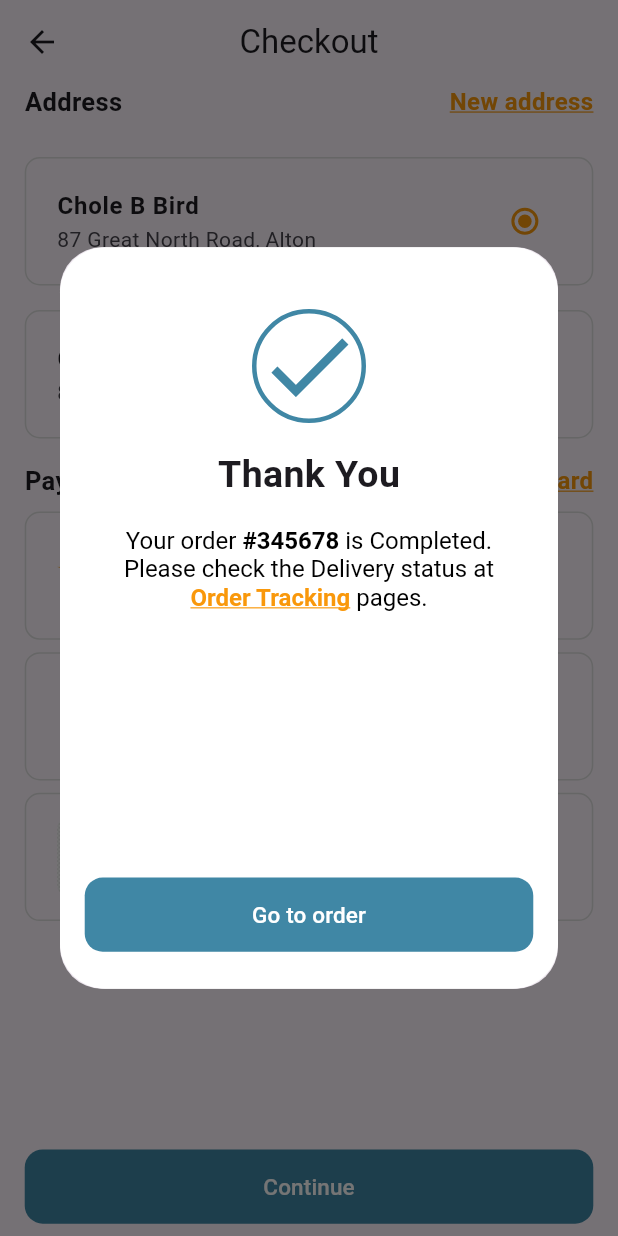
After one commit to vaseemva/e-commerce-ui, a Flutter app: the CheckoutScreen screen opened directly, after a tap on "Continue", on a phone screen of 412 x 824 dp. The commit adds this screen. Run offline on Flutter 3.47's test engine with Material 2 defaults, Android fonts, the phone set to English and light mode, and no system bars.

Commit message:
checkout screen completed

```diff
--- a/lib/screens/cart_screen.dart
+++ b/lib/screens/cart_screen.dart
@@ -39,6 +39,8 @@ class CartScreen extends StatelessWidget {
                   .copyWith(bottomLeft: Radius.zero, bottomRight: Radius.zero)),
           child: Column(
             children: [
+
+              Container(height: 0.6  .h(context),width: 30 .w(context),color: Color(0xff9e9e9e),),
               const Row(
                 mainAxisAlignment: MainAxisAlignment.spaceBetween,
                 children: [
--- /dev/null
+++ b/lib/screens/checkout_screen.dart
@@ -0,0 +1,233 @@
+import 'package:ecommerce_ui_akratech/utils/colors.dart';
+import 'package:ecommerce_ui_akratech/utils/responsive_sizer.dart';
+import 'package:ecommerce_ui_akratech/widgets/custom_dialogue.dart';
+import 'package:ecommerce_ui_akratech/widgets/custom_radio_listtiel.dart';
+import 'package:flutter/gestures.dart';
+import 'package:flutter/material.dart';
+
+class CheckoutScreen extends StatefulWidget {
+  const CheckoutScreen({Key? key}) : super(key: key);
+
+  @override
+  State<CheckoutScreen> createState() => _CheckoutScreenState();
+}
+
+class _CheckoutScreenState extends State<CheckoutScreen> {
+  int radioValue = 1;
+  int paymentRAdioVAlue = 1;
+  @override
+  Widget build(BuildContext context) {
+    return Scaffold(
+      appBar: AppBar(
+        title: const Text("Checkout"),
+        centerTitle: true,
+      ),
+      body: Padding(
+        padding: EdgeInsets.symmetric(horizontal: 4.w(context)),
+        child: Column(
+          children: [
+            //Address
+            const Row(
+              mainAxisAlignment: MainAxisAlignment.spaceBetween,
+              children: [
+                Text(
+                  "Address",
+                  style: TextStyle(fontWeight: FontWeight.bold, fontSize: 17),
+                ),
+                Text(
+                  "New address",
+                  style: TextStyle(
+                    fontWeight: FontWeight.bold,
+                    fontSize: 16,
+                    decoration: TextDecoration.underline,
+                    decorationColor: orderPriceColor,
+                    color: orderPriceColor,
+                  ),
+                )
+              ],
+            ),
+            SizedBox(
+              height: 3.h(context),
+            ),
+            CustomRadioListTile(
+              radioValue: radioValue,
+              value: 1,
+            ),
+            SizedBox(
+              height: 2.h(context),
+            ),
+            CustomRadioListTile(
+              radioValue: radioValue,
+              value: 2,
+            ),
+            SizedBox(
+              height: 2.h(context),
+            ),
+//payment methods
+            const Row(
+              mainAxisAlignment: MainAxisAlignment.spaceBetween,
+              children: [
+                Text(
+                  "Payment Methods",
+                  style: TextStyle(fontWeight: FontWeight.bold, fontSize: 17),
+                ),
+                Text(
+                  "New Card",
+                  style: TextStyle(
+                    fontWeight: FontWeight.bold,
+                    fontSize: 16,
+                    decoration: TextDecoration.underline,
+                    decorationColor: orderPriceColor,
+                    color: orderPriceColor,
+                  ),
+                )
+              ],
+            ),
+            SizedBox(
+              height: 1.h(context),
+            ),
+
+            Container(
+                decoration: BoxDecoration(
+                  border: Border.all(color: const Color(0xffdedede)),
+                  borderRadius: BorderRadius.circular(10),
+                ),
+                padding: EdgeInsets.symmetric(
+                    horizontal: 5.w(context), vertical: 0.7.h(context)),
+                child: ListTile(
+                  leading: SizedBox(
+                      height: 8.h(context),
+                      width: 10.w(context),
+                      child: ClipRRect(
+                        borderRadius: BorderRadius.circular(10),
+                        child: Image.asset(
+                          "assets/images/visa_logo.png",
+                          fit: BoxFit.contain,
+                        ),
+                      )),
+                  contentPadding: EdgeInsets.zero,
+                  title: const Text(
+                    "Credit Card",
+                    style: TextStyle(fontWeight: FontWeight.bold),
+                  ),
+                  subtitle: const Text("XXXX XXXX XXXX 1234"),
+                  trailing: Radio(
+                    value: 1,
+                    activeColor: orderPriceColor,
+                    groupValue: paymentRAdioVAlue,
+                    onChanged: (value) {},
+                  ),
+                )),
+            SizedBox(
+              height: 1.h(context),
+            ),
+
+            Container(
+                decoration: BoxDecoration(
+                  border: Border.all(color: const Color(0xffdedede)),
+                  borderRadius: BorderRadius.circular(10),
+                ),
+                padding: EdgeInsets.symmetric(
+                    horizontal: 5.w(context), vertical: 0.7.h(context)),
+                child: ListTile(
+                  leading: SizedBox(
+                      height: 8.h(context),
+                      width: 10.w(context),
+                      child: const Icon(
+                        Icons.account_balance,
+                        color: Color(0xfffc4136),
+                        size: 30,
+                      )),
+                  contentPadding: EdgeInsets.zero,
+                  title: const Text(
+                    "Bank Account",
+                    style: TextStyle(fontWeight: FontWeight.bold),
+                  ),
+                  subtitle: const Text("Ending in 1234"),
+                  trailing: Radio(
+                    value: 1,
+                    activeColor: orderPriceColor,
+                    groupValue: paymentRAdioVAlue,
+                    onChanged: (value) {},
+                  ),
+                )),
+            SizedBox(
+              height: 1.h(context),
+            ),
+
+            Container(
+                decoration: BoxDecoration(
+                  border: Border.all(color: const Color(0xffdedede)),
+                  borderRadius: BorderRadius.circular(10),
+                ),
+                padding: EdgeInsets.symmetric(
+                    horizontal: 5.w(context), vertical: 0.7.h(context)),
+                child: ListTile(
+                  leading: SizedBox(
+                      height: 8.h(context),
+                      width: 10.w(context),
+                      child: ClipRRect(
+                        borderRadius: BorderRadius.circular(10),
+                        child: Image.asset(
+                          "assets/images/paypal_logo.png",
+                          fit: BoxFit.fitHeight,
+                        ),
+                      )),
+                  contentPadding: EdgeInsets.zero,
+                  title: const Text(
+                    "PayPal",
+                    style: TextStyle(fontWeight: FontWeight.bold),
+                  ),
+                  subtitle: const Text("paypal@gmail.com"),
+                  trailing: Radio(
+                    value: 1,
+                    activeColor: orderPriceColor,
+                    groupValue: paymentRAdioVAlue,
+                    onChanged: (value) {},
+                  ),
+                )),
+            Expanded(
+              child: SizedBox(
+                height: 1.h(context),
+              ),
+            ),
+            Row(
+              children: [
+                Expanded(
+                  child: Container(
+                    decoration: BoxDecoration(
+                        borderRadius: BorderRadius.circular(12),
+                        color: fabColor),
+                    height: 6.h(context),
+                    child: ElevatedButton(
+                      onPressed: () {
+                        showDialog(
+                          context: context,
+                          builder: (context) => const CustomDialogue(),
+                        );
+                      },
+                      style: ElevatedButton.styleFrom(
+                          backgroundColor: Colors.transparent,
+                          elevation: 0,
+                          foregroundColor: Colors.white),
+                      child: const Padding(
+                        padding: EdgeInsets.all(8.0),
+                        child: Text(
+                          "Continue",
+                          style: TextStyle(fontSize: 15),
+                        ),
+                      ),
+                    ),
+                  ),
+                )
+              ],
+            ),
+            SizedBox(
+              height: 1.h(context),
+            ),
+          ],
+        ),
+      ),
+    );
+  }
+}
--- a/lib/screens/home_page.dart
+++ b/lib/screens/home_page.dart
@@ -1,4 +1,5 @@
 import 'package:ecommerce_ui_akratech/screens/cart_screen.dart';
+import 'package:ecommerce_ui_akratech/screens/checkout_screen.dart';
 import 'package:ecommerce_ui_akratech/screens/gift_cards_page.dart';
 import 'package:ecommerce_ui_akratech/screens/order_details_screen.dart';
 import 'package:ecommerce_ui_akratech/screens/order_history_page.dart';
@@ -12,7 +13,8 @@ class HomePage extends StatelessWidget {
     const OrderDetailsScreen(),
     const OrderHistoryPage(),
     const GiftCardsPage(),
-    const CartScreen()
+    const CartScreen(),
+    const CheckoutScreen()
   ];
 
   @override
--- a/lib/screens/order_details_screen.dart
+++ b/lib/screens/order_details_screen.dart
@@ -51,7 +51,7 @@ class OrderDetailsScreen extends StatelessWidget {
               ),
               const Text("12"),
               SizedBox(
-                height: 1.h(context),
+                height: 0.2.h(context),
               ),
               const Divider(
                 thickness: 2,
--- /dev/null
+++ b/lib/widgets/custom_dialogue.dart
@@ -0,0 +1,133 @@
+import 'package:ecommerce_ui_akratech/utils/colors.dart';
+import 'package:ecommerce_ui_akratech/utils/responsive_sizer.dart';
+import 'package:flutter/gestures.dart';
+import 'package:flutter/material.dart';
+
+class CustomDialogue extends StatelessWidget {
+  const CustomDialogue({
+    super.key,
+  });
+
+  @override
+  Widget build(BuildContext context) {
+    return Dialog(
+      child: Container(
+        height: 60.h(context),
+        width: 95.w(context),
+        decoration: BoxDecoration(
+            borderRadius: BorderRadius.circular(30),
+            color: Colors.white),
+        child: Column(
+          crossAxisAlignment: CrossAxisAlignment.center,
+          children: [
+            SizedBox(
+              height: 5.h(context),
+            ),
+            Container(
+              decoration: BoxDecoration(
+                  border: Border.all(
+                      color: fabColor, width: 3),
+                  shape: BoxShape.circle),
+              child: const Icon(
+                Icons.done,
+                size: 70,
+                color: fabColor,
+              ),
+            ),
+            SizedBox(
+              height: 2.h(context),
+            ),
+            const Text(
+              "Thank You",
+              style: TextStyle(
+                fontWeight: FontWeight.bold,
+                fontSize: 25,
+              ),
+            ),
+            SizedBox(
+              height: 2.h(context),
+            ),
+            RichText(
+              text: TextSpan(
+                children: [
+                  const TextSpan(
+                    text: 'Your order ',
+                    style: TextStyle(
+                        fontSize: 16,
+                        color: Colors.black),
+                  ),
+                  const TextSpan(
+                    text: '#345678',
+                    style: TextStyle(
+                        fontSize: 16,
+                        fontWeight: FontWeight.bold,
+                        color: Colors.black),
+                  ),
+                  const TextSpan(
+                    text:
+                        ' is Completed. \nPlease check the Delivery status at\n',
+                    style: TextStyle(
+                        fontSize: 16,
+                        color: Colors.black),
+                  ),
+                  TextSpan(
+                    text: 'Order Tracking',
+                    style: const TextStyle(
+                        fontSize: 16,
+                        fontWeight: FontWeight.bold,
+                        decoration:
+                            TextDecoration.underline,
+                        color: orderPriceColor),
+                    recognizer: TapGestureRecognizer()
+                      ..onTap = () {
+                        ;
+                      },
+                  ),
+                  const TextSpan(
+                    text: ' pages.',
+                    style: TextStyle(
+                        fontSize: 16,
+                        color: Colors.black),
+                  ),
+                ],
+              ),
+              textAlign: TextAlign.center,
+            ),
+            const Expanded(child: SizedBox()),
+            Padding(
+              padding: EdgeInsets.symmetric(
+                  horizontal: 4.w(context),
+                  vertical: 3.h(context)),
+              child: Row(
+                children: [
+                  Expanded(
+                    child: Container(
+                      decoration: BoxDecoration(
+                          borderRadius:
+                              BorderRadius.circular(12),
+                          color: fabColor),
+                      height: 6.h(context),
+                      child: ElevatedButton(
+                        onPressed: () {},
+                        style: ElevatedButton.styleFrom(
+                            backgroundColor:
+                                Colors.transparent,
+                            elevation: 0,
+                            foregroundColor:
+                                Colors.white),
+                        child: const Text(
+                          "Go to order",
+                          style: TextStyle(fontSize: 15),
+                        ),
+                      ),
+                    ),
+                  ),
+                ],
+              ),
+            )
+          ],
+        ),
+      ),
+    );
+  }
+}
--- /dev/null
+++ b/lib/widgets/custom_radio_listtiel.dart
@@ -0,0 +1,39 @@
+import 'package:ecommerce_ui_akratech/utils/colors.dart';
+import 'package:ecommerce_ui_akratech/utils/responsive_sizer.dart';
+import 'package:flutter/material.dart';
+
+class CustomRadioListTile extends StatelessWidget {
+  const CustomRadioListTile({
+    super.key,
+    required this.radioValue,
+    required this.value,
+  });
+
+  final int radioValue;
+  final int value;
+
+  @override
+  Widget build(BuildContext context) {
+    return Container(
+        decoration: BoxDecoration(
+          border: Border.all(color: const Color(0xffdedede)),
+          borderRadius: BorderRadius.circular(10),
+        ),
+        padding: EdgeInsets.symmetric(
+            horizontal: 5.w(context), vertical: 0.7.h(context)),
+        child: ListTile(
+          contentPadding: EdgeInsets.zero,
+          title: const Text(
+            "Chole B Bird",
+            style: TextStyle(fontWeight: FontWeight.bold),
+          ),
+          subtitle: const Text("87 Great North Road, Alton"),
+          trailing: Radio(
+            value: value,
+            activeColor: orderPriceColor,
+            groupValue: radioValue,
+            onChanged: (value) {},
+          ),
+        ));
+  }
+}
```
Also changed, not shown: assets/images/images.jpeg (added), assets/images/paypal_logo.png (added), assets/images/visa_logo.png (added).
